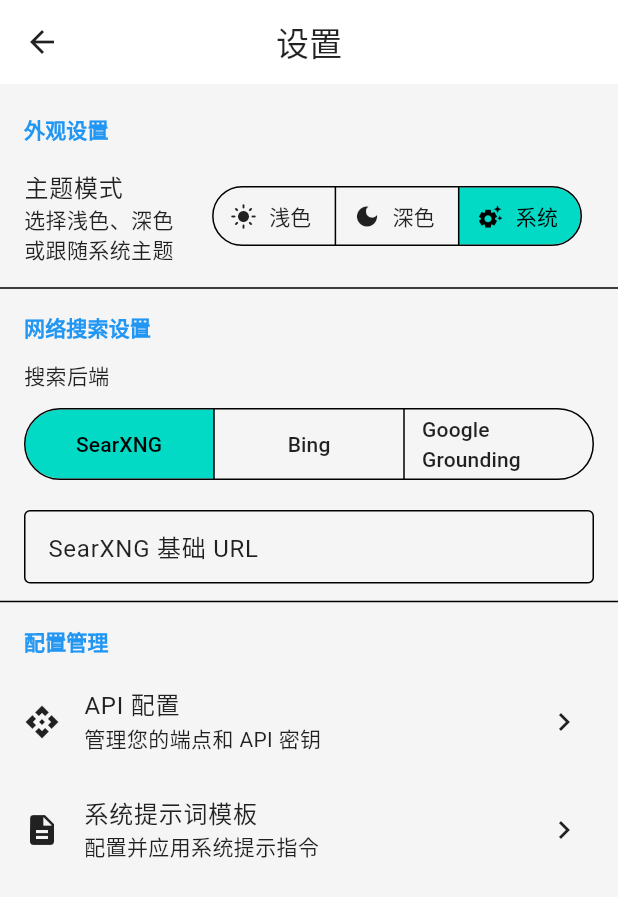
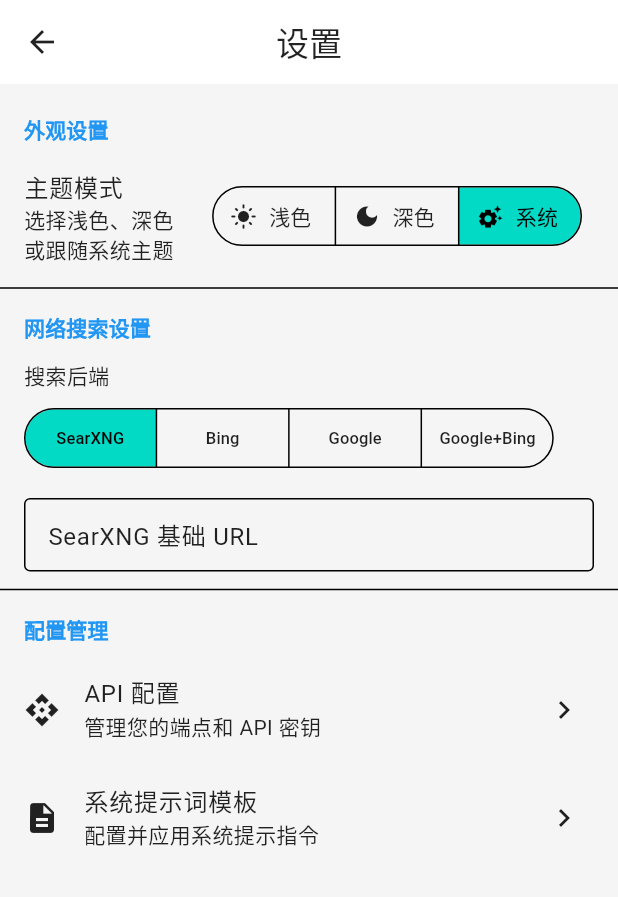
Before and after one commit to naruse-love/chat-app, a Flutter app: the screen it shows after launch, after a tap on the "settings" icon, on a phone screen of 412 x 824 dp. Shown: the top 897 px of the screen. Run offline on Flutter 3.47's test engine with Material 3 defaults, Android fonts, the phone set to English and light mode, and no system bars; our stand-ins replace dio, flutter_image_compress, flutter_markdown, flutter_riverpod, flutter_secure_storage, image_picker and 2 more; missing offline and left inert: highlight, markdown; accounts and stored records are empty; network calls fail.

Commit message:
fix: resolve edit dialog controller dispose crash, fix settings loading model reset, add google_bing dual search, and strip default instruction templates from search results

```diff
--- a/lib/providers/settings_provider.dart
+++ b/lib/providers/settings_provider.dart
@@ -15,6 +15,7 @@
   final String googleSearchApiKey;
   final String googleSearchBaseUrl;
   final String googleSearchModel;
+  final bool isLoaded;
 
   AppSettings({
     this.searxngUrl = '',
@@ -24,6 +25,7 @@
     this.googleSearchApiKey = '',
     this.googleSearchBaseUrl = 'https://generativelanguage.googleapis.com',
     this.googleSearchModel = 'gemini-2.5-flash',
+    this.isLoaded = false,
   });
 
   AppSettings copyWith({
@@ -34,6 +36,7 @@
     String? googleSearchApiKey,
     String? googleSearchBaseUrl,
     String? googleSearchModel,
+    bool? isLoaded,
   }) {
     return AppSettings(
       searxngUrl: searxngUrl ?? this.searxngUrl,
@@ -43,6 +46,7 @@
       googleSearchApiKey: googleSearchApiKey ?? this.googleSearchApiKey,
       googleSearchBaseUrl: googleSearchBaseUrl ?? this.googleSearchBaseUrl,
       googleSearchModel: googleSearchModel ?? this.googleSearchModel,
+      isLoaded: isLoaded ?? this.isLoaded,
     );
   }
 }
@@ -78,6 +82,7 @@
         googleSearchApiKey: apiKey,
         googleSearchBaseUrl: prefs.getString(_googleSearchBaseUrlKey) ?? 'https://generativelanguage.googleapis.com',
         googleSearchModel: prefs.getString(_googleSearchModelKey) ?? 'gemini-2.5-flash',
+        isLoaded: true,
       );
     } catch (_) {
       isLoaded = true;
--- a/lib/screens/settings_screen.dart
+++ b/lib/screens/settings_screen.dart
@@ -17,18 +17,15 @@
   late final TextEditingController _googleModelController;
   bool _obscureGoogleApiKey = true;
 
+  bool _hasSynced = false;
+
   void _syncFieldsIfNeeded(AppSettings settings) {
-    if (_searxngController.text.isEmpty && settings.searxngUrl.isNotEmpty) {
+    if (settings.isLoaded && !_hasSynced) {
       _searxngController.text = settings.searxngUrl;
-    }
-    if (_googleApiKeyController.text.isEmpty && settings.googleSearchApiKey.isNotEmpty) {
       _googleApiKeyController.text = settings.googleSearchApiKey;
-    }
-    if (_googleBaseUrlController.text.isEmpty && settings.googleSearchBaseUrl.isNotEmpty) {
       _googleBaseUrlController.text = settings.googleSearchBaseUrl;
-    }
-    if (_googleModelController.text.isEmpty && settings.googleSearchModel.isNotEmpty) {
       _googleModelController.text = settings.googleSearchModel;
+      _hasSynced = true;
     }
   }
 
@@ -40,6 +37,7 @@
     _googleApiKeyController = TextEditingController(text: settings.googleSearchApiKey);
     _googleBaseUrlController = TextEditingController(text: settings.googleSearchBaseUrl);
     _googleModelController = TextEditingController(text: settings.googleSearchModel);
+    _hasSynced = settings.isLoaded;
   }
 
   @override
@@ -140,15 +138,19 @@
                   segments: const [
                     ButtonSegment(
                       value: 'searxng',
-                      label: Text('SearXNG'),
+                      label: Text('SearXNG', style: TextStyle(fontSize: 11)),
                     ),
                     ButtonSegment(
                       value: 'bing',
-                      label: Text('Bing'),
+                      label: Text('Bing', style: TextStyle(fontSize: 11)),
                     ),
                     ButtonSegment(
                       value: 'google',
-                      label: Text('Google Grounding'),
+                      label: Text('Google', style: TextStyle(fontSize: 11)),
+                    ),
+                    ButtonSegment(
+                      value: 'google_bing',
+                      label: Text('Google+Bing', style: TextStyle(fontSize: 11)),
                     ),
                   ],
                   selected: {settings.searchBackend},
@@ -183,7 +185,7 @@
                 ],
               ),
             ),
-          if (settings.searchBackend == 'google') ...[
+          if (settings.searchBackend == 'google' || settings.searchBackend == 'google_bing') ...[
             Padding(
               padding: const EdgeInsets.symmetric(horizontal: 16.0, vertical: 4.0),
               child: Row(
```
Also changed, not shown: lib/screens/home_screen.dart (+4 -4 lines), lib/services/search_service.dart (+13 -4 lines), 2 other files.
